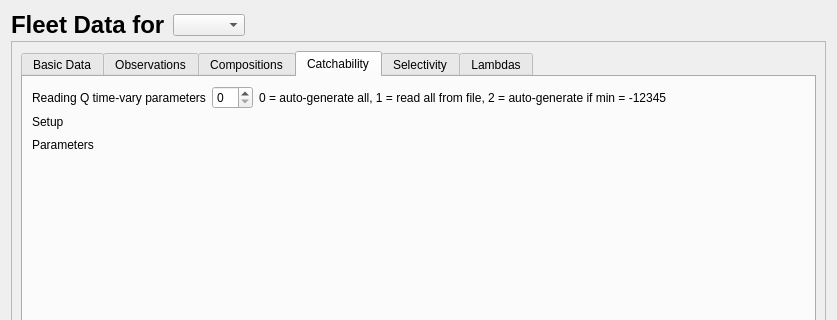
Above: src/fleet_widget.ui from nmfs-ost/ss3-ssi before the change; both pictures show x 0 to 837 and y 0 to 320 of the 837 by 645 pixel window. Below: the same form after it.
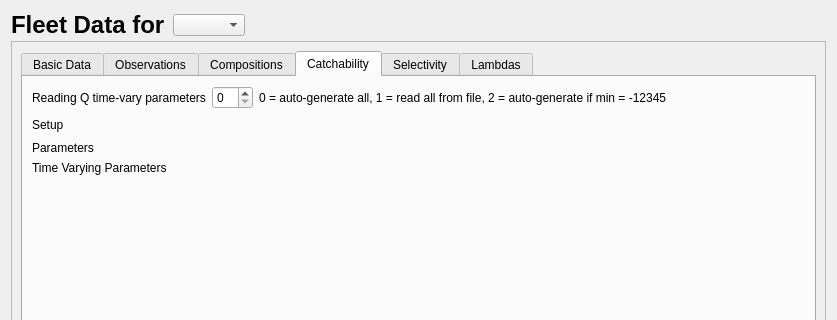
That is the form after the change. The open tabs and pages were chosen to show the change. Icons and pictures are not drawn.

Commit message:
Created new parameter model for time-varying parameters
changed name of q.h to q_ratio.h
slowly integrating time-varying params model

Patch:
```diff
--- a/src/fleet_widget.ui
+++ b/src/fleet_widget.ui
@@ -1293,17 +1293,10 @@
               </property>
              </widget>
             </item>
-            <item row="4" column="1">
-             <widget class="QLabel" name="label_q_parameters">
-              <property name="text">
-               <string>Parameters</string>
-              </property>
-             </widget>
-            </item>
             <item row="1" column="1" colspan="4">
              <layout class="QVBoxLayout" name="verticalLayout_q_setup"/>
             </item>
-            <item row="4" column="4">
+            <item row="0" column="4">
              <spacer name="horizontalSpacer_14">
               <property name="orientation">
                <enum>Qt::Horizontal</enum>
@@ -1316,7 +1309,7 @@
               </property>
              </spacer>
             </item>
-            <item row="4" column="3">
+            <item row="0" column="3">
              <spacer name="horizontalSpacer_16">
               <property name="orientation">
                <enum>Qt::Horizontal</enum>
@@ -1329,7 +1322,7 @@
               </property>
              </spacer>
             </item>
-            <item row="4" column="5">
+            <item row="0" column="5">
              <spacer name="horizontalSpacer_13">
               <property name="orientation">
                <enum>Qt::Horizontal</enum>
@@ -1342,7 +1335,7 @@
               </property>
              </spacer>
             </item>
-            <item row="4" column="2">
+            <item row="0" column="2">
              <spacer name="horizontalSpacer_20">
               <property name="orientation">
                <enum>Qt::Horizontal</enum>
@@ -1355,6 +1348,26 @@
               </property>
              </spacer>
             </item>
+            <item row="2" column="1">
+             <widget class="QLabel" name="label_q_parameters">
+              <property name="text">
+               <string>Parameters</string>
+              </property>
+             </widget>
+            </item>
+            <item row="3" column="1" colspan="5">
+             <layout class="QVBoxLayout" name="verticalLayout_q_parameters"/>
+            </item>
+            <item row="5" column="1" colspan="5">
+             <layout class="QHBoxLayout" name="horizontalLayout_q_tv_parameters"/>
+            </item>
+            <item row="4" column="1" colspan="2">
+             <widget class="QLabel" name="label_q_tv_parameters">
+              <property name="text">
+               <string>Time Varying Parameters</string>
+              </property>
+             </widget>
+            </item>
            </layout>
           </item>
           <item>
```
Left out of the diff: 5 changed lines with no effect on the pictures. The commit also changes 22 other files.
